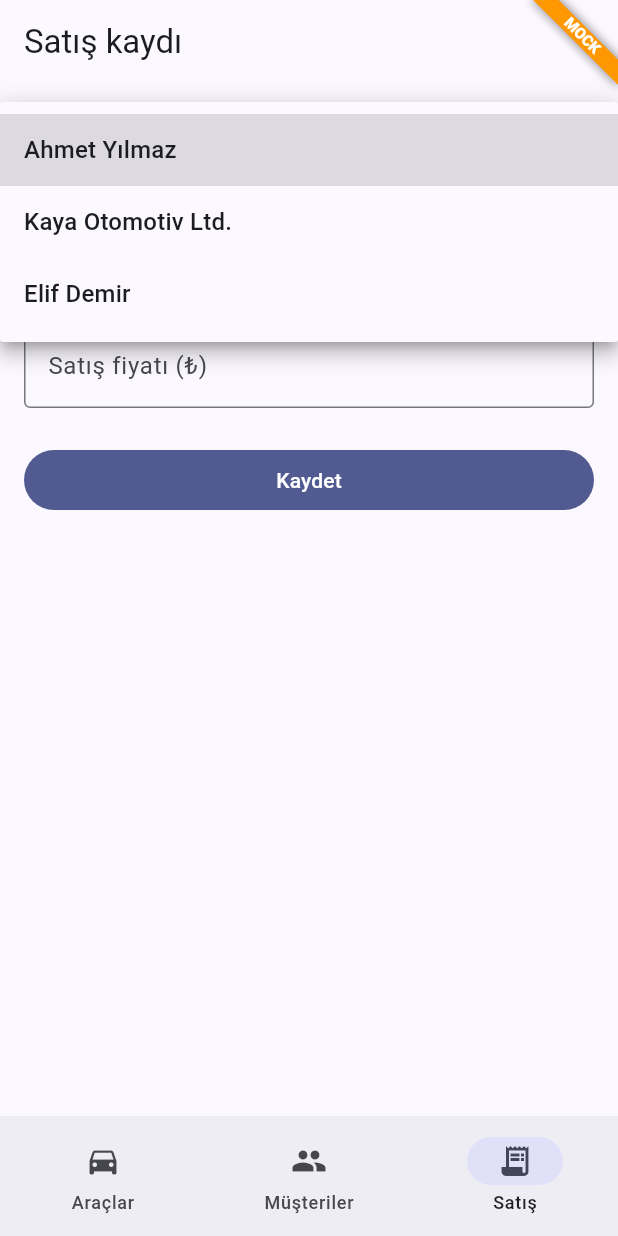
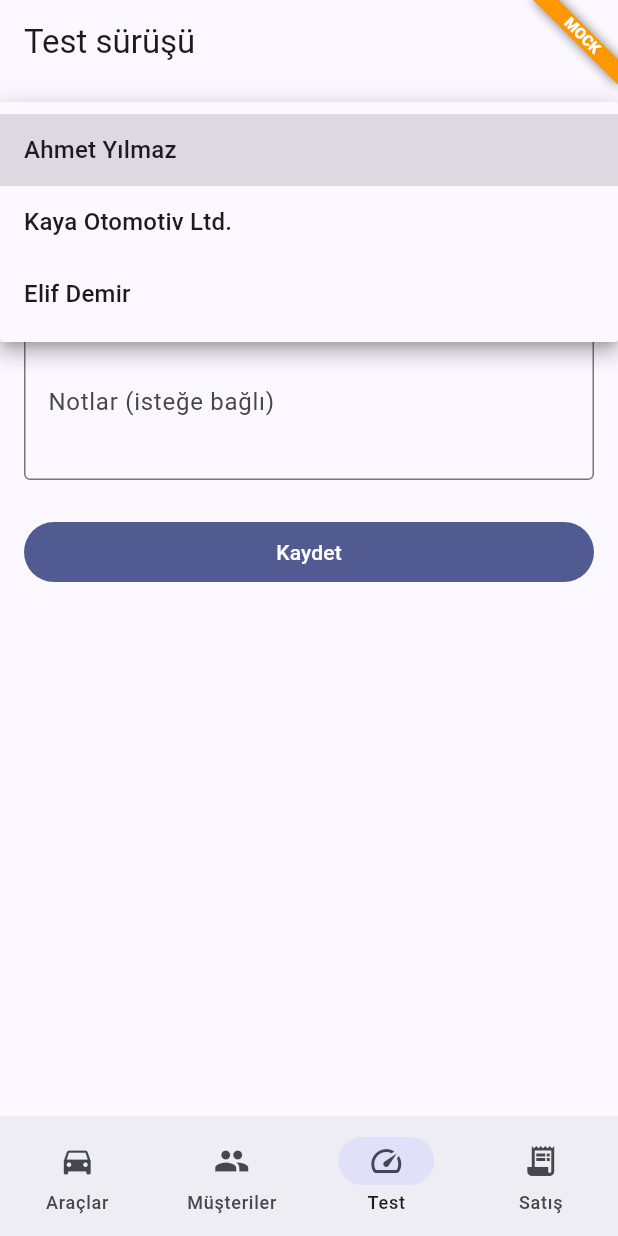
Before and after one commit to furkanocak1/Vtys_proj, a Flutter app: the screen it shows after launch, item 3 of the bottom bar chosen, after a tap on "Müşteri", on a phone screen of 412 x 824 dp. Run offline on Flutter 3.47's test engine with Material 3 defaults, Android fonts, the light colour scheme and no system bars.

Commit message:
feat(mobil): test sürüşü kaydı formu ve mock/API repo

```diff
--- /dev/null
+++ b/mobil/lib/models/test_surusu_kayit.dart
@@ -0,0 +1,20 @@
+class TestSurusuKayit {
+  const TestSurusuKayit({
+    required this.aracId,
+    required this.musteriId,
+    required this.personelId,
+    this.notlar,
+  });
+
+  final int aracId;
+  final int musteriId;
+  final int personelId;
+  final String? notlar;
+
+  Map<String, dynamic> toJson() => {
+        'aracId': aracId,
+        'musteriId': musteriId,
+        'personelId': personelId,
+        if (notlar != null && notlar!.isNotEmpty) 'notlar': notlar,
+      };
+}
--- /dev/null
+++ b/mobil/lib/repositories/test_surusu_api_repository.dart
@@ -0,0 +1,28 @@
+import 'dart:convert';
+
+import 'package:http/http.dart' as http;
+
+import '../config/app_config.dart';
+import '../models/test_surusu_kayit.dart';
+import 'test_surusu_repository.dart';
+
+/// Beklenen: POST {apiBaseUrl}/test-surusleri.php
+class TestSurusuApiRepository implements TestSurusuRepository {
+  TestSurusuApiRepository({http.Client? client}) : _client = client ?? http.Client();
+
+  final http.Client _client;
+
+  @override
+  Future<void> kaydet(TestSurusuKayit kayit) async {
+    final uri = Uri.parse('${AppConfig.apiBaseUrl}/test-surusleri.php');
+    final response = await _client.post(
+      uri,
+      headers: {'Content-Type': 'application/json'},
+      body: jsonEncode(kayit.toJson()),
+    );
+
+    if (response.statusCode < 200 || response.statusCode >= 300) {
+      throw Exception('API hata: ${response.statusCode}');
+    }
+  }
+}
--- /dev/null
+++ b/mobil/lib/repositories/test_surusu_mock_repository.dart
@@ -0,0 +1,9 @@
+import '../models/test_surusu_kayit.dart';
+import 'test_surusu_repository.dart';
+
+class TestSurusuMockRepository implements TestSurusuRepository {
+  @override
+  Future<void> kaydet(TestSurusuKayit kayit) async {
+    await Future<void>.delayed(const Duration(milliseconds: 500));
+  }
+}
--- /dev/null
+++ b/mobil/lib/repositories/test_surusu_repository.dart
@@ -0,0 +1,5 @@
+import '../models/test_surusu_kayit.dart';
+
+abstract class TestSurusuRepository {
+  Future<void> kaydet(TestSurusuKayit kayit);
+}
--- a/mobil/lib/screens/home_screen.dart
+++ b/mobil/lib/screens/home_screen.dart
@@ -3,6 +3,7 @@ import 'package:flutter/material.dart';
 import 'arac_list_screen.dart';
 import 'musteri_list_screen.dart';
 import 'satis_kayit_screen.dart';
+import 'test_surusu_screen.dart';
 
 class HomeScreen extends StatefulWidget {
   const HomeScreen({super.key});
@@ -17,6 +18,7 @@ class _HomeScreenState extends State<HomeScreen> {
   static const _screens = [
     AracListScreen(),
     MusteriListScreen(),
+    TestSurusuScreen(),
     SatisKayitScreen(),
   ];
 
@@ -30,6 +32,7 @@ class _HomeScreenState extends State<HomeScreen> {
         destinations: const [
           NavigationDestination(icon: Icon(Icons.directions_car), label: 'Araçlar'),
           NavigationDestination(icon: Icon(Icons.people), label: 'Müşteriler'),
+          NavigationDestination(icon: Icon(Icons.speed), label: 'Test'),
           NavigationDestination(icon: Icon(Icons.receipt_long), label: 'Satış'),
         ],
       ),
--- /dev/null
+++ b/mobil/lib/screens/test_surusu_screen.dart
@@ -0,0 +1,173 @@
+import 'package:flutter/material.dart';
+
+import '../config/app_config.dart';
+import '../models/arac.dart';
+import '../models/musteri.dart';
+import '../models/test_surusu_kayit.dart';
+import '../repositories/repository_provider.dart';
+
+class TestSurusuScreen extends StatefulWidget {
+  const TestSurusuScreen({super.key});
+
+  @override
+  State<TestSurusuScreen> createState() => _TestSurusuScreenState();
+}
+
+class _TestSurusuScreenState extends State<TestSurusuScreen> {
+  final _notlarController = TextEditingController();
+  final _formKey = GlobalKey<FormState>();
+
+  bool _loading = true;
+  bool _saving = false;
+  String? _error;
+
+  List<Musteri> _musteriler = [];
+  List<Arac> _araclar = [];
+
+  Musteri? _seciliMusteri;
+  Arac? _seciliArac;
+
+  @override
+  void initState() {
+    super.initState();
+    _load();
+  }
+
+  @override
+  void dispose() {
+    _notlarController.dispose();
+    super.dispose();
+  }
+
+  Future<void> _load() async {
+    setState(() {
+      _loading = true;
+      _error = null;
+    });
+
+    try {
+      final musteriler = await RepositoryProvider.musteriRepository.getMusteriler();
+      final araclar = await RepositoryProvider.aracRepository.getAraclar(durum: 'Satışta');
+      setState(() {
+        _musteriler = musteriler;
+        _araclar = araclar;
+        _loading = false;
+      });
+    } catch (e) {
+      setState(() {
+        _error = e.toString();
+        _loading = false;
+      });
+    }
+  }
+
+  Future<void> _kaydet() async {
+    if (_seciliMusteri == null || _seciliArac == null) {
+      ScaffoldMessenger.of(context).showSnackBar(
+        const SnackBar(content: Text('Müşteri ve araç seçin')),
+      );
+      return;
+    }
+
+    setState(() => _saving = true);
+
+    try {
+      await RepositoryProvider.testSurusuRepository.kaydet(
+        TestSurusuKayit(
+          aracId: _seciliArac!.aracId,
+          musteriId: _seciliMusteri!.musteriId,
+          personelId: AppConfig.mockPersonelId,
+          notlar: _notlarController.text.trim(),
+        ),
+      );
+      if (!mounted) return;
+      ScaffoldMessenger.of(context).showSnackBar(
+        const SnackBar(content: Text('Test sürüşü kaydedildi')),
+      );
+      setState(() {
+        _seciliMusteri = null;
+        _seciliArac = null;
+        _notlarController.clear();
+      });
+    } catch (e) {
+      if (!mounted) return;
+      ScaffoldMessenger.of(context).showSnackBar(
+        SnackBar(content: Text('Hata: $e')),
+      );
+    } finally {
+      if (mounted) setState(() => _saving = false);
+    }
+  }
+
+  @override
+  Widget build(BuildContext context) {
+    return Scaffold(
+      appBar: AppBar(title: const Text('Test sürüşü')),
+      body: _buildBody(),
+    );
+  }
+
+  Widget _buildBody() {
+    if (_loading) {
+      return const Center(child: CircularProgressIndicator());
+    }
+    if (_error != null) {
+      return Center(child: Text(_error!, textAlign: TextAlign.center));
+    }
+
+    return Form(
+      key: _formKey,
+      child: ListView(
+        padding: const EdgeInsets.all(16),
+        children: [
+          DropdownButtonFormField<Musteri>(
+            value: _seciliMusteri,
+            decoration: const InputDecoration(
+              labelText: 'Müşteri',
+              border: OutlineInputBorder(),
+            ),
+            items: _musteriler
+                .map((m) => DropdownMenuItem(value: m, child: Text(m.adSoyad)))
+                .toList(),
+            onChanged: (m) => setState(() => _seciliMusteri = m),
+          ),
+          const SizedBox(height: 16),
+          DropdownButtonFormField<Arac>(
+            value: _seciliArac,
+            decoration: const InputDecoration(
+              labelText: 'Araç (Satışta)',
+              border: OutlineInputBorder(),
+            ),
+            items: _araclar
+                .map((a) => DropdownMenuItem(
+                      value: a,
+                      child: Text('${a.markaAdi} ${a.model}'),
+                    ))
+                .toList(),
+            onChanged: (a) => setState(() => _seciliArac = a),
+          ),
+          const SizedBox(height: 16),
+          TextFormField(
+            controller: _notlarController,
+            decoration: const InputDecoration(
+              labelText: 'Notlar (isteğe bağlı)',
+              border: OutlineInputBorder(),
+            ),
+            maxLines: 3,
+          ),
+          const SizedBox(height: 24),
+          FilledButton(
+            onPressed: _saving ? null : _kaydet,
+            child: _saving
+                ? const SizedBox(
+                    height: 20,
+                    width: 20,
+                    child: CircularProgressIndicator(strokeWidth: 2),
+                  )
+                : const Text('Kaydet'),
+          ),
+        ],
+      ),
+    );
+  }
+}
```
Also changed, not shown: mobil/lib/repositories/repository_provider.dart (+8 -0 lines), 1 other file.
